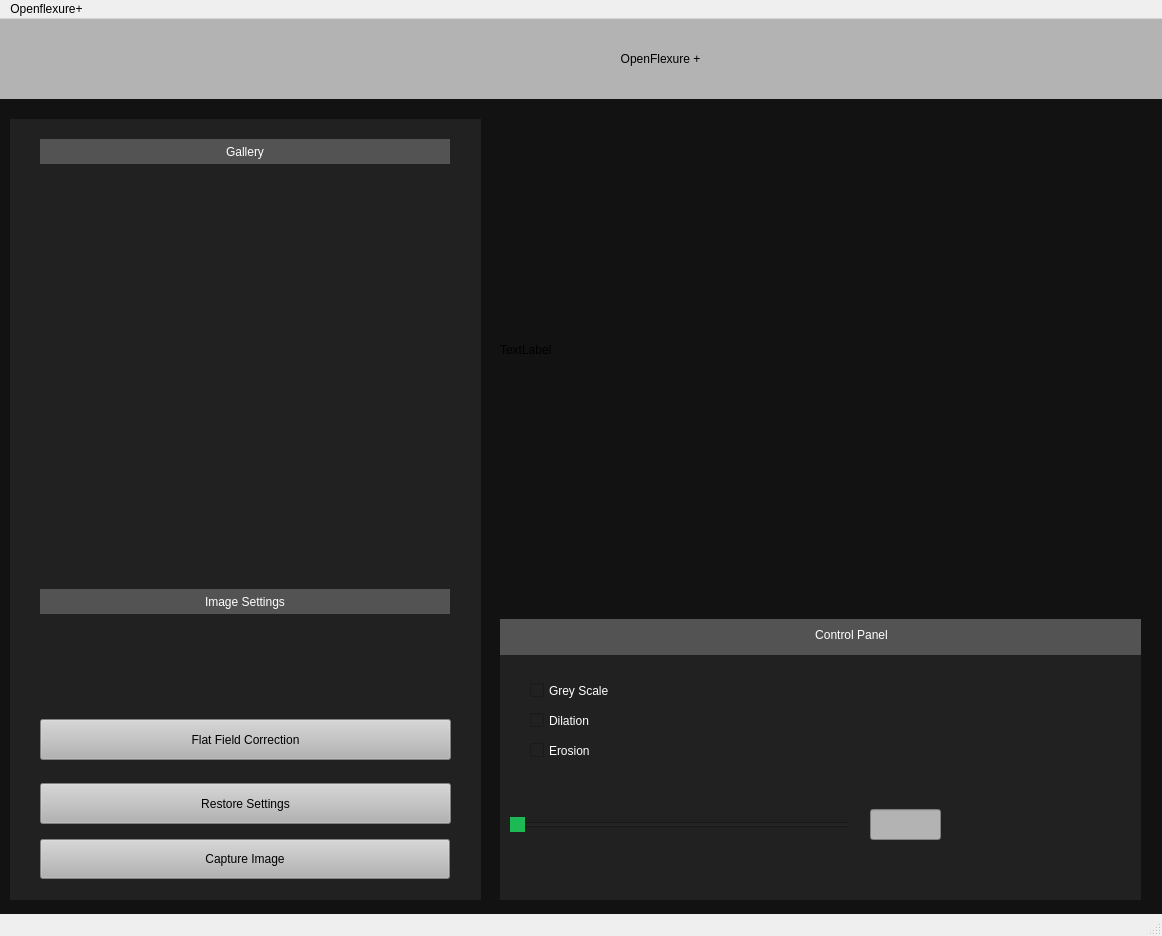
Old version of the form src/QT/gui.ui in the repository adamvallance/cellUview.
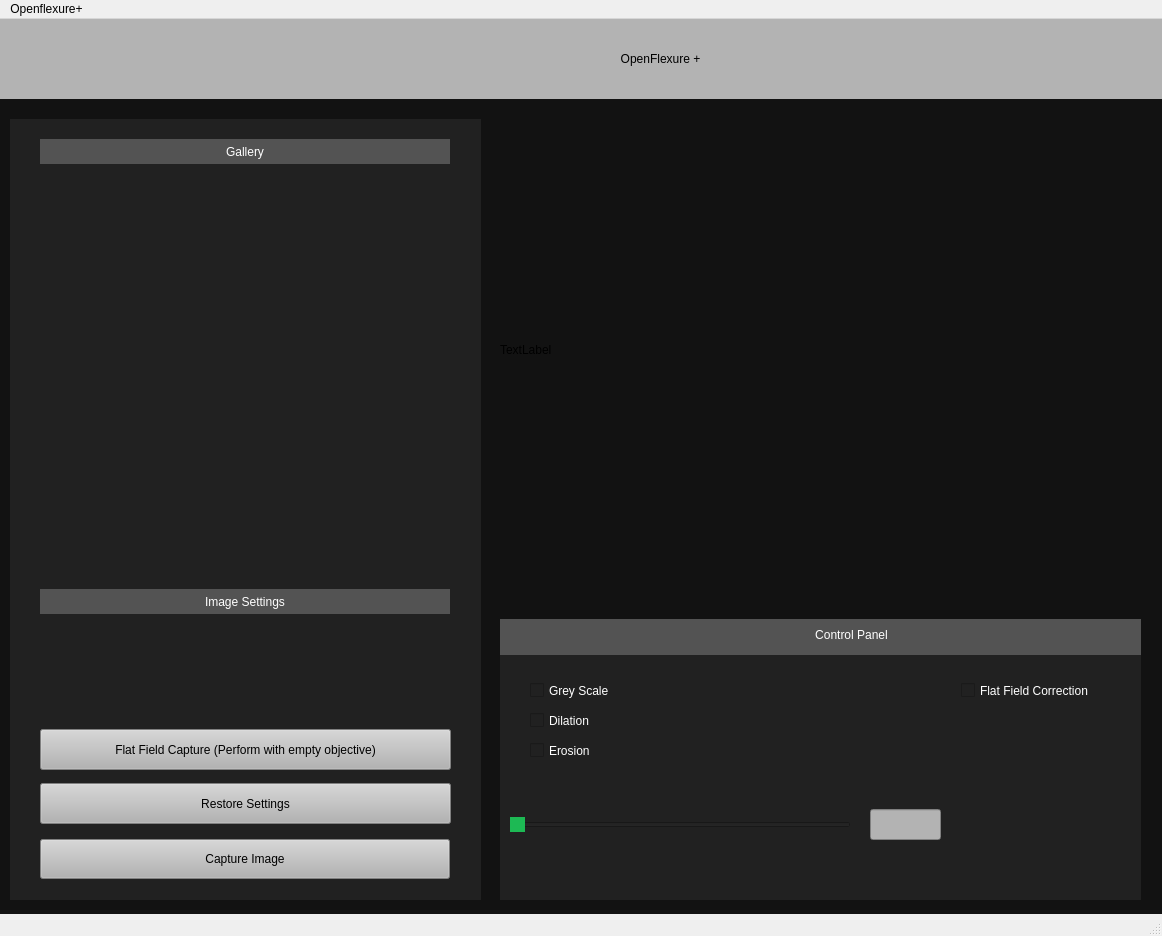
New version of the form.

Commit message: Flat field functioning with custom capture button and checkbox to apply, needs to be tested on pi, and small issue with checkbox resolved

```diff
--- a/src/QT/gui.ui
+++ b/src/QT/gui.ui
@@ -173,19 +173,28 @@
       </property>
      </widget>
      <widget class="QPushButton" name="FlatFieldButton">
+      <property name="enabled">
+       <bool>true</bool>
+      </property>
       <property name="geometry">
        <rect>
         <x>30</x>
-        <y>600</y>
+        <y>610</y>
         <width>411</width>
         <height>41</height>
        </rect>
       </property>
+      <property name="autoFillBackground">
+       <bool>false</bool>
+      </property>
       <property name="styleSheet">
        <string notr="true">background-color: rgb(179, 179, 179);</string>
       </property>
       <property name="text">
-       <string>Flat Field Correction</string>
+       <string>Flat Field Capture (Perform with empty objective)</string>
+      </property>
+      <property name="checkable">
+       <bool>false</bool>
       </property>
      </widget>
     </widget>
@@ -305,6 +314,25 @@
        <string>Erosion</string>
       </property>
      </widget>
+     <widget class="QCheckBox" name="flatFieldBox">
+      <property name="enabled">
+       <bool>true</bool>
+      </property>
+      <property name="geometry">
+       <rect>
+        <x>461</x>
+        <y>60</y>
+        <width>161</width>
+        <height>23</height>
+       </rect>
+      </property>
+      <property name="styleSheet">
+       <string notr="true">color: rgb(255, 255, 255);</string>
+      </property>
+      <property name="text">
+       <string>Flat Field Correction</string>
+      </property>
+     </widget>
     </widget>
    </widget>
   </widget>
```
The commit also changes 9 other files.
